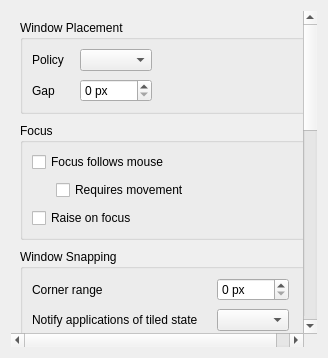
This is src/behaviour.ui in labwc/labwc-tweaks as Qt 5 draws it before an edit. The edited form follows.
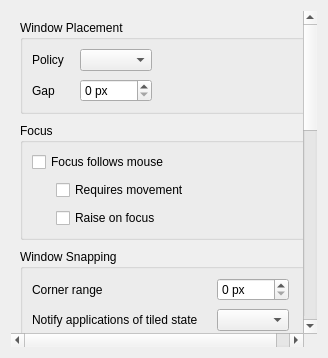
This is the edited form.

Commit message: Connected raise on focus with followmouse

```diff
--- a/src/behaviour.ui
+++ b/src/behaviour.ui
@@ -130,7 +130,20 @@
             </property>
            </widget>
           </item>
-          <item row="2" column="0" colspan="2">
+          <item row="2" column="0">
+           <spacer name="horizontalSpacer_followMouseRequiresMovement">
+            <property name="orientation">
+             <enum>Qt::Orientation::Horizontal</enum>
+            </property>
+            <property name="sizeHint" stdset="0">
+             <size>
+              <width>8</width>
+              <height>1</height>
+             </size>
+            </property>
+           </spacer>
+          </item>
+          <item row="2" column="1" colspan="2">
            <widget class="QCheckBox" name="raiseOnFocus">
             <property name="text">
              <string>Raise on focus</string>
```
The commit also changes 1 other file.
